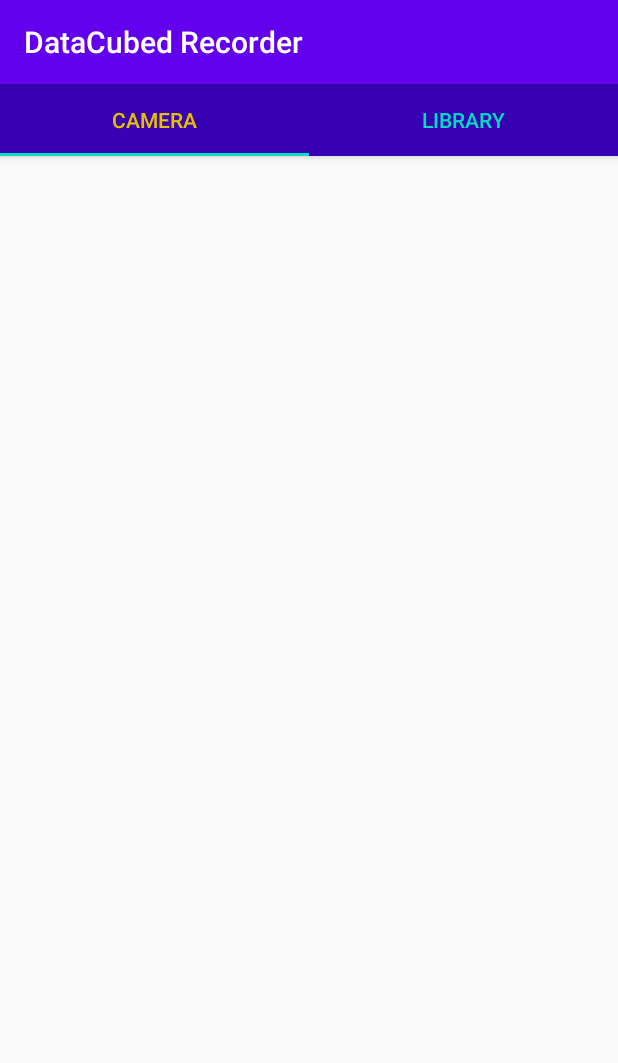
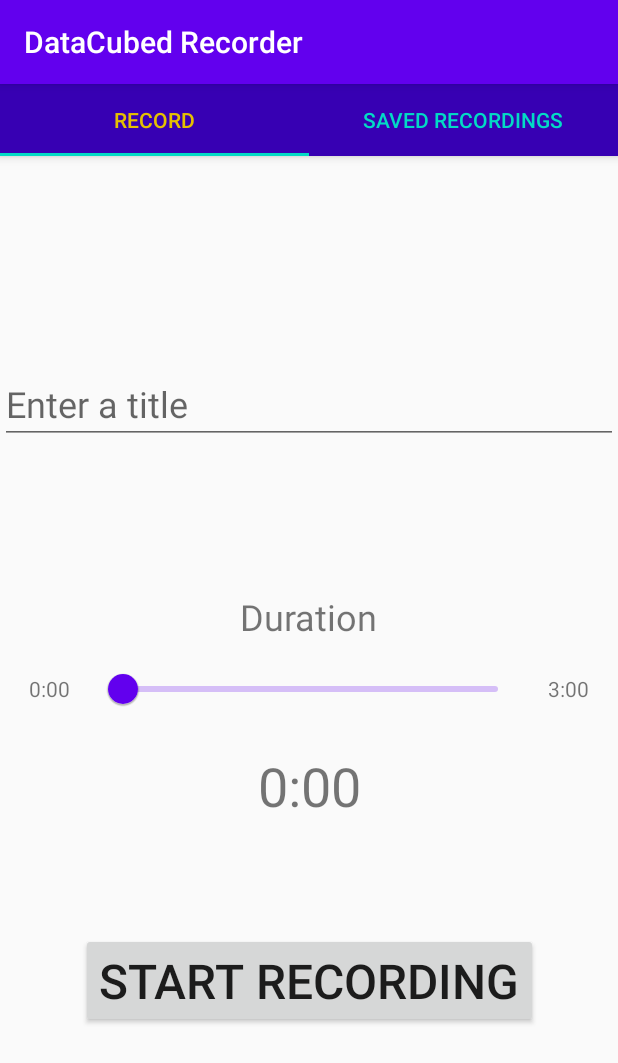
Before and after one commit to dhchung317/DataCubedRecorder, an Android app: the screen it shows after launch (MainActivity), on a phone screen of 412 x 824 dp. Shown: the top 1063 px of the screen. Run offline under Robolectric (Android 15) with nearby library versions, the phone set to English and light mode, and no system bars.

Commit message:
database model/dao and enterinfo screen layout

```diff
--- a/app/build.gradle
+++ b/app/build.gradle
@@ -60,5 +60,5 @@ dependencies {
     implementation 'android.arch.lifecycle:reactivestreams:1.1.1'
 
     //Material
-    implementation 'com.google.android.material:material:1.1.0'
+    implementation 'com.google.android.material:material:1.2.1'
 }
--- a/app/src/main/java/com/example/datacubedrecorder/data/database/MainDatabase.kt
+++ b/app/src/main/java/com/example/datacubedrecorder/data/database/MainDatabase.kt
@@ -1,4 +1,16 @@
 package com.example.datacubedrecorder.data.database
 
-class MainDatabase {
+import androidx.room.Database
+import androidx.room.RoomDatabase
+import com.example.datacubedrecorder.data.database.dao.RecordingDao
+import com.example.datacubedrecorder.data.database.model.RecordingModel
+
+@Database(version = 1, entities = [RecordingModel::class], exportSchema = false)
+abstract class MainDatabase : RoomDatabase() {
+
+    abstract fun recordingDao(): RecordingDao
+
+    companion object {
+        const val DATABASE_NAME = "data.db"
+    }
 }
--- a/app/src/main/java/com/example/datacubedrecorder/data/database/dao/RecordingDao.kt
+++ b/app/src/main/java/com/example/datacubedrecorder/data/database/dao/RecordingDao.kt
@@ -1,4 +1,23 @@
 package com.example.datacubedrecorder.data.database.dao
 
-class RecordingDao {
+import androidx.room.Dao
+import androidx.room.Insert
+import androidx.room.OnConflictStrategy
+import androidx.room.Query
+import com.example.datacubedrecorder.data.database.model.RecordingModel
+
+@Dao
+interface RecordingDao {
+
+    @Query("SELECT * FROM recordings")
+    suspend fun getAllRecordings(category: String): List<RecordingModel>
+
+    @Insert(onConflict = OnConflictStrategy.REPLACE)
+    suspend fun insert(recording: RecordingModel): Long
+
+    @Insert(onConflict = OnConflictStrategy.REPLACE)
+    suspend fun insertAll(vararg recordings: RecordingModel): List<Long>
+
+    @Query("DELETE FROM recordings")
+    fun deleteAll()
 }
--- a/app/src/main/java/com/example/datacubedrecorder/data/database/model/RecordingModel.kt
+++ b/app/src/main/java/com/example/datacubedrecorder/data/database/model/RecordingModel.kt
@@ -1,4 +1,17 @@
 package com.example.datacubedrecorder.data.database.model
 
-class RecordingModel {
-}
+import androidx.room.ColumnInfo
+import androidx.room.Entity
+import androidx.room.PrimaryKey
+
+@Entity(tableName = "recordings")
+data class RecordingModel(
+    @PrimaryKey
+    val title: String,
+    @ColumnInfo(name = "duration")
+    val duration: String,
+    @ColumnInfo(name = "date")
+    val date: String,
+    @ColumnInfo(name = "image")
+    val image: String
+)
--- a/app/src/main/java/com/example/datacubedrecorder/ui/MainActivity.kt
+++ b/app/src/main/java/com/example/datacubedrecorder/ui/MainActivity.kt
@@ -2,6 +2,7 @@ package com.example.datacubedrecorder.ui
 
 import android.os.Bundle
 import androidx.appcompat.app.AppCompatActivity
+import androidx.lifecycle.ViewModelProvider
 import androidx.viewpager2.widget.ViewPager2
 import com.example.datacubedrecorder.R
 import com.google.android.material.tabs.TabLayout
@@ -11,14 +12,16 @@ class MainActivity : AppCompatActivity() {
 
     private lateinit var tabLayout: TabLayout
     private lateinit var viewPager: ViewPager2
+    private lateinit var viewModel: MainViewModel
 
     override fun onCreate(savedInstanceState: Bundle?) {
         super.onCreate(savedInstanceState)
         setContentView(R.layout.activity_main)
         initViews()
+        viewModel = ViewModelProvider(this).get(MainViewModel::class.java)
     }
 
-    fun initViews() {
+    private fun initViews() {
         viewPager = findViewById(R.id.viewpager)
         viewPager.isUserInputEnabled = false
         val viewPagerAdapter = MainPagerAdapter(supportFragmentManager, this.lifecycle)
@@ -35,8 +38,6 @@ class MainActivity : AppCompatActivity() {
             }
         }.attach()
     }
-
-
 }
 
 //TODO camera permissions check in main activity upon opening app
--- a/app/src/main/java/com/example/datacubedrecorder/ui/MainPagerAdapter.kt
+++ b/app/src/main/java/com/example/datacubedrecorder/ui/MainPagerAdapter.kt
@@ -4,17 +4,17 @@ import androidx.fragment.app.Fragment
 import androidx.fragment.app.FragmentManager
 import androidx.lifecycle.Lifecycle
 import androidx.viewpager2.adapter.FragmentStateAdapter
-import com.example.datacubedrecorder.ui.fragment.camera.CameraFragment
-import com.example.datacubedrecorder.ui.fragment.library.LibraryFragment
+import com.example.datacubedrecorder.ui.fragment.record.RecordEnterInfoFragment
+import com.example.datacubedrecorder.ui.fragment.savedrecordings.SavedRecordngsFragment
 
 class MainPagerAdapter(fragmentManager: FragmentManager, lifecycle: Lifecycle) :
     FragmentStateAdapter(fragmentManager, lifecycle) {
     override fun createFragment(position: Int): Fragment {
         when (position) {
-            0 -> return CameraFragment()
-            1 -> return LibraryFragment()
+            0 -> return RecordEnterInfoFragment()
+            1 -> return SavedRecordngsFragment()
         }
-        return CameraFragment()
+        return RecordEnterInfoFragment()
     }
 
     override fun getItemCount(): Int {
--- a/app/src/main/java/com/example/datacubedrecorder/ui/MainViewModel.kt
+++ b/app/src/main/java/com/example/datacubedrecorder/ui/MainViewModel.kt
@@ -1,4 +1,7 @@
 package com.example.datacubedrecorder.ui
 
-class MainViewModel {
+import androidx.lifecycle.ViewModel
+
+class MainViewModel: ViewModel() {
+
 }
--- a/app/src/main/java/com/example/datacubedrecorder/ui/fragment/camera/CameraFragment.kt
+++ /dev/null
@@ -1,6 +0,0 @@
-package com.example.datacubedrecorder.ui.fragment.camera
-
-import androidx.fragment.app.Fragment
-
-class CameraFragment: Fragment() {
-}
--- a/app/src/main/java/com/example/datacubedrecorder/ui/fragment/library/LibraryFragment.kt
+++ /dev/null
@@ -1,6 +0,0 @@
-package com.example.datacubedrecorder.ui.fragment.library
-
-import androidx.fragment.app.Fragment
-
-class LibraryFragment : Fragment() {
-}
--- /dev/null
+++ b/app/src/main/java/com/example/datacubedrecorder/ui/fragment/record/RecordActivity.kt
@@ -0,0 +1,11 @@
+package com.example.datacubedrecorder.ui.fragment.record
+
+import androidx.appcompat.app.AppCompatActivity
+
+class RecordActivity: AppCompatActivity() {
+
+
+}
+
+//TODO There should be a timer in this activity that displays how much time is left in the recording.
+// Once the recording is complete, the activity should close by itself and return to the previous home screen with 2 tabs.
--- /dev/null
+++ b/app/src/main/java/com/example/datacubedrecorder/ui/fragment/record/RecordEnterInfoFragment.kt
@@ -0,0 +1,53 @@
+package com.example.datacubedrecorder.ui.fragment.record
+
+import android.os.Bundle
+import android.view.LayoutInflater
+import android.view.View
+import android.view.ViewGroup
+import android.widget.EditText
+import android.widget.TextView
+import androidx.fragment.app.Fragment
+import androidx.lifecycle.ViewModelProvider
+import com.example.datacubedrecorder.R
+import com.example.datacubedrecorder.ui.MainViewModel
+import com.google.android.material.slider.Slider
+
+class RecordEnterInfoFragment : Fragment() {
+    private lateinit var viewModel: MainViewModel
+
+    private lateinit var title: EditText
+    private lateinit var slider: Slider
+    private lateinit var time: TextView
+
+    override fun onActivityCreated(savedInstanceState: Bundle?) {
+        super.onActivityCreated(savedInstanceState)
+        //TODO check permissions
+
+        viewModel = ViewModelProvider(this).get(MainViewModel::class.java)
+    }
+
+    override fun onCreateView(inflater: LayoutInflater, container: ViewGroup?, savedInstanceState: Bundle?): View? {
+        return inflater.inflate(R.layout.fragment_record_enter_info, container, false);
+    }
+//    continuousSlider.setLabelFormatter { value: Float ->
+//        return@setLabelFormatter "$${value.roundToInt()}"
+//    }
+
+
+//    slider.addOnSliderTouchListener(object : Slider.OnSliderTouchListener {
+//        override fun onStartTrackingTouch(slider: Slider) {
+//            // Responds to when slider's touch event is being started
+//        }
+//
+//        override fun onStopTrackingTouch(slider: Slider) {
+//            // Responds to when slider's touch event is being stopped
+//        }
+//    })
+//
+//    slider.addOnChangeListener { slider, value, fromUser ->
+//        // Responds to when slider's value is changed
+//    }
+}
+//TODO In this tab user should be able to enter the name of the recording in a text field
+// and enter the duration of recording using a slider with a minimum of 15 seconds and a maximum of 3 minutes.
+// On pressing the record button a new activity should open which starts recording the video of the user for that set duration.
--- /dev/null
+++ b/app/src/main/java/com/example/datacubedrecorder/ui/fragment/savedrecordings/SavedRecordngsFragment.kt
@@ -0,0 +1,6 @@
+package com.example.datacubedrecorder.ui.fragment.savedrecordings
+
+import androidx.fragment.app.Fragment
+
+class SavedRecordngsFragment : Fragment() {
+}
--- /dev/null
+++ b/app/src/main/res/layout/fragment_record_enter_info.xml
@@ -0,0 +1,80 @@
+<?xml version="1.0" encoding="utf-8"?>
+<androidx.constraintlayout.widget.ConstraintLayout xmlns:android="http://schemas.android.com/apk/res/android"
+    android:layout_width="match_parent"
+    android:layout_height="match_parent"
+    xmlns:app="http://schemas.android.com/apk/res-auto">
+
+    <EditText
+        android:id="@+id/title_editText"
+        android:layout_width="match_parent"
+        android:layout_height="wrap_content"
+        android:hint="@string/enter_title"
+        android:textSize="24sp"
+        app:layout_constraintTop_toTopOf="parent"
+        app:layout_constraintStart_toStartOf="parent"
+        app:layout_constraintEnd_toEndOf="parent"
+        app:layout_constraintBottom_toTopOf="@id/slider"/>
+
+    <TextView
+        android:layout_width="wrap_content"
+        android:layout_height="wrap_content"
+        android:text="@string/min_time"
+        app:layout_constraintBottom_toBottomOf="@+id/slider"
+        app:layout_constraintEnd_toStartOf="@id/slider"
+        app:layout_constraintStart_toStartOf="parent"
+        app:layout_constraintTop_toTopOf="@+id/slider" />
+
+    <TextView
+        android:layout_width="wrap_content"
+        android:layout_height="wrap_content"
+        android:text="@string/max_time"
+        app:layout_constraintBottom_toBottomOf="@+id/slider"
+        app:layout_constraintEnd_toEndOf="parent"
+        app:layout_constraintStart_toEndOf="@id/slider"
+        app:layout_constraintTop_toTopOf="@+id/slider" />
+
+    <TextView
+        android:layout_width="wrap_content"
+        android:layout_height="wrap_content"
+        android:text="@string/slider_title"
+        android:textSize="24dp"
+        android:layout_marginBottom="8dp"
+        app:layout_constraintBottom_toTopOf="@id/slider"
+        app:layout_constraintStart_toStartOf="parent"
+        app:layout_constraintEnd_toEndOf="parent"/>
+
+    <com.google.android.material.slider.Slider
+        android:id="@+id/slider"
+        android:layout_width="280dp"
+        android:layout_height="wrap_content"
+        android:valueFrom="0"
+        android:valueTo="180"
+        app:layout_constraintTop_toBottomOf="@id/title_editText"
+        app:layout_constraintStart_toStartOf="parent"
+        app:layout_constraintEnd_toEndOf="parent"
+        app:layout_constraintBottom_toTopOf="@id/record_button"/>
+
+    <TextView
+        android:id="@+id/time_textView"
+        android:layout_width="wrap_content"
+        android:layout_height="wrap_content"
+        android:textSize="36sp"
+        android:text="@string/min_time"
+        android:layout_marginTop="16dp"
+        app:layout_constraintStart_toStartOf="parent"
+        app:layout_constraintEnd_toEndOf="parent"
+        app:layout_constraintTop_toBottomOf="@id/slider"
+        />
+
+    <Button
+        android:id="@+id/record_button"
+        android:layout_width="wrap_content"
+        android:layout_height="wrap_content"
+        android:text="START RECORDING"
+        android:textSize="32sp"
+        app:layout_constraintTop_toBottomOf="@id/slider"
+        app:layout_constraintStart_toStartOf="parent"
+        app:layout_constraintEnd_toEndOf="parent"
+        app:layout_constraintBottom_toBottomOf="parent"/>
+
+</androidx.constraintlayout.widget.ConstraintLayout>
--- a/app/src/main/res/values/strings.xml
+++ b/app/src/main/res/values/strings.xml
@@ -1,5 +1,9 @@
 <resources>
     <string name="app_name">DataCubed Recorder</string>
-    <string name="camera_tab_text">CAMERA</string>
-    <string name="library_tab_text">LIBRARY</string>
+    <string name="camera_tab_text">RECORD</string>
+    <string name="library_tab_text">SAVED RECORDINGS</string>
+    <string name="enter_title">Enter a title</string>
+    <string name="min_time">0:00</string>
+    <string name="max_time">3:00</string>
+    <string name="slider_title">Duration</string>
 </resources>
```
Also changed, not shown: app/src/main/res/layout/activity_record.xml (renamed from app/src/main/res/layout/fragment_camera.xml), app/src/main/res/layout/fragment_savedrecordings.xml (renamed from app/src/main/res/layout/fragment_library.xml).
